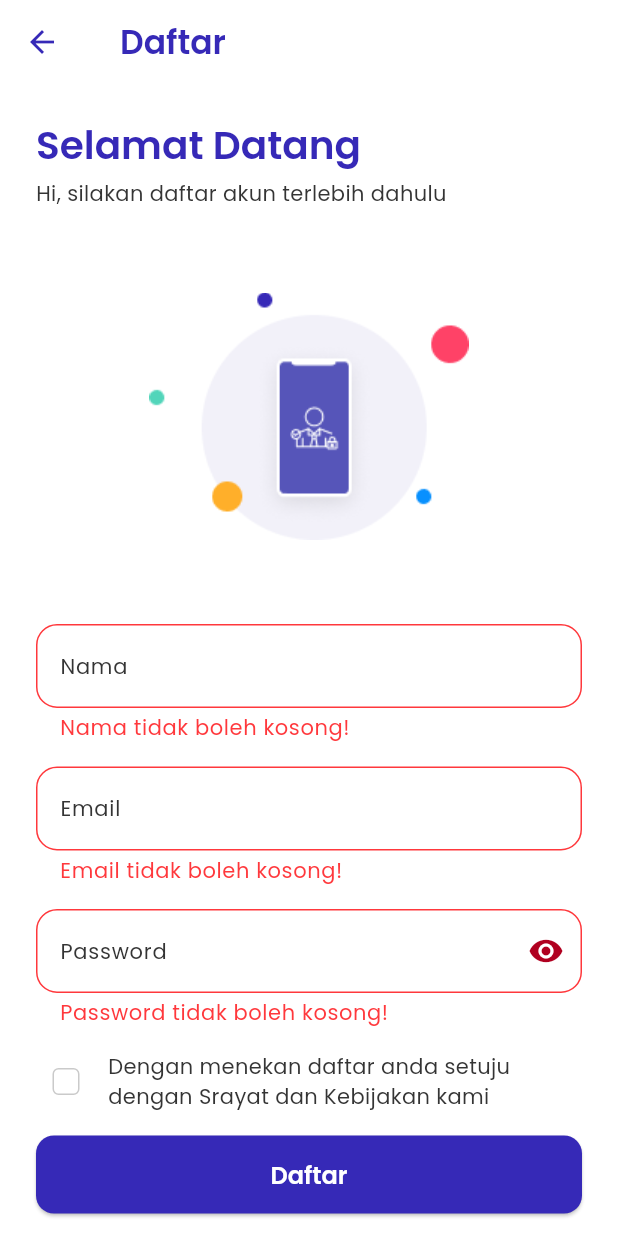
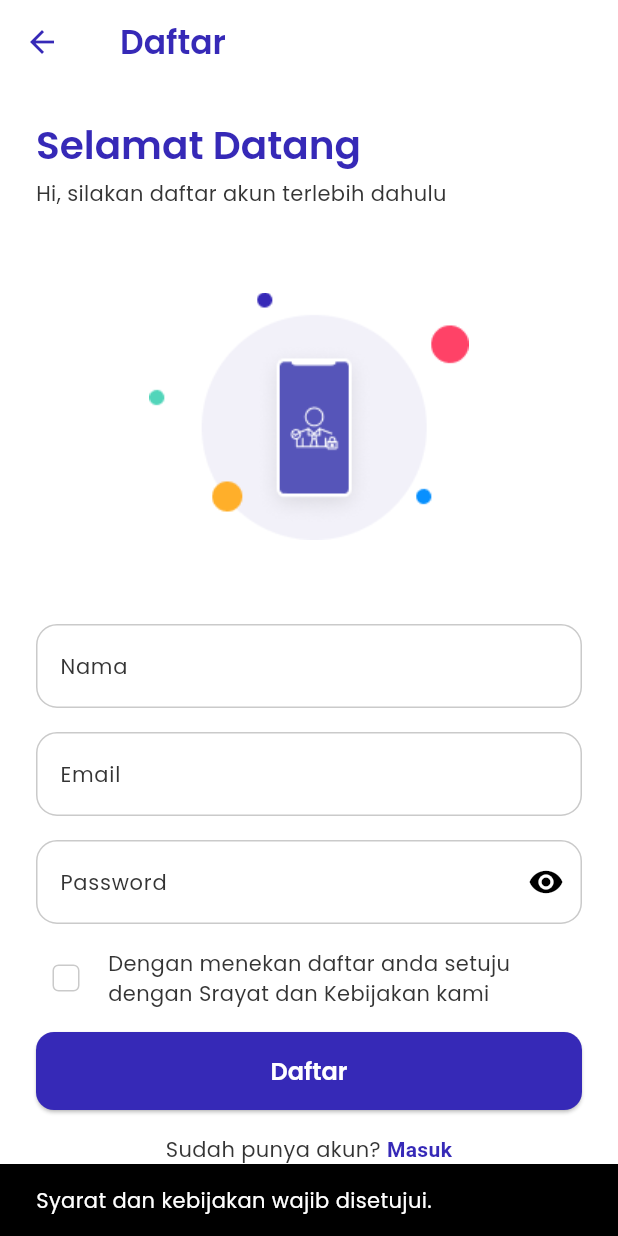
Before and after one commit to donisaputradev/flutter-kasirku, a Flutter app: the RegisterPage screen opened directly, after a tap on "Daftar", on a phone screen of 412 x 824 dp. Run offline on Flutter 3.47's test engine with Material 3 defaults, Android fonts, the phone set to English and light mode, and no system bars; our stand-ins replace lucide_icons_flutter, material_ui.

Commit message:
add update checkbox

```diff
--- a/lib/pages/register.dart
+++ b/lib/pages/register.dart
@@ -121,12 +121,20 @@ class _RegisterPageState extends State<RegisterPage> {
               ),
               ElevatedButton(
                 onPressed: () {
-                  if (_formKey.currentState?.validate() == true) {
-                    Navigator.pushAndRemoveUntil(
-                      context,
-                      MaterialPageRoute(builder: (_) => MainPage()),
-                      (_) => false,
+                  if (isAccept != true) {
+                    ScaffoldMessenger.of(context).showSnackBar(
+                      SnackBar(
+                        content: Text('Syarat dan kebijakan wajib disetujui.'),
+                      ),
                     );
+                  } else {
+                    if (_formKey.currentState?.validate() == true) {
+                      Navigator.pushAndRemoveUntil(
+                        context,
+                        MaterialPageRoute(builder: (_) => MainPage()),
+                        (_) => false,
+                      );
+                    }
                   }
                 },
                 child: Text('Daftar'),
```
